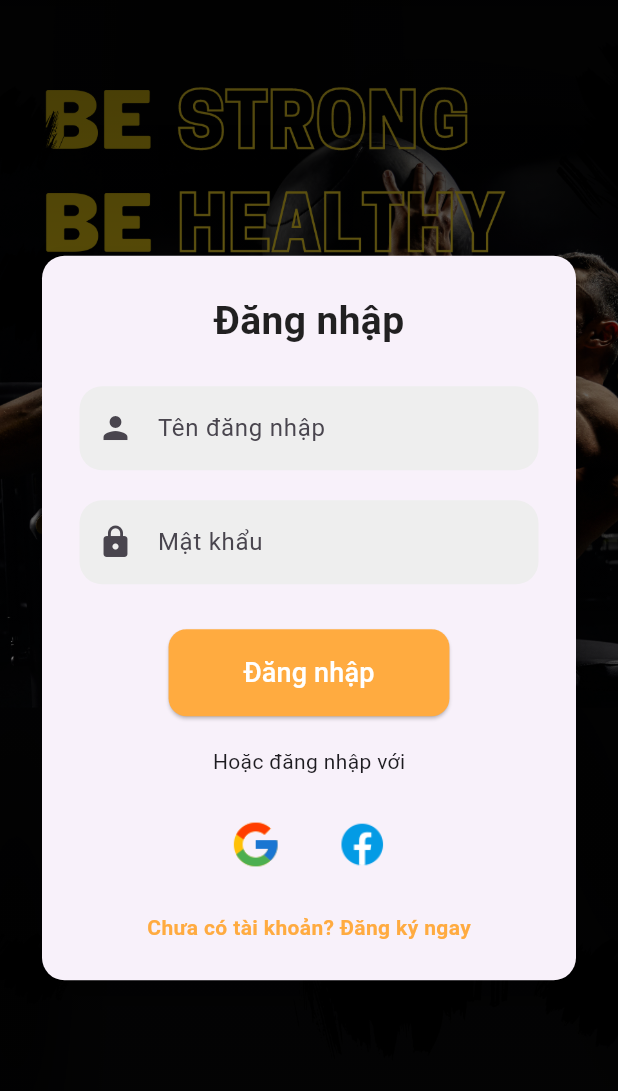
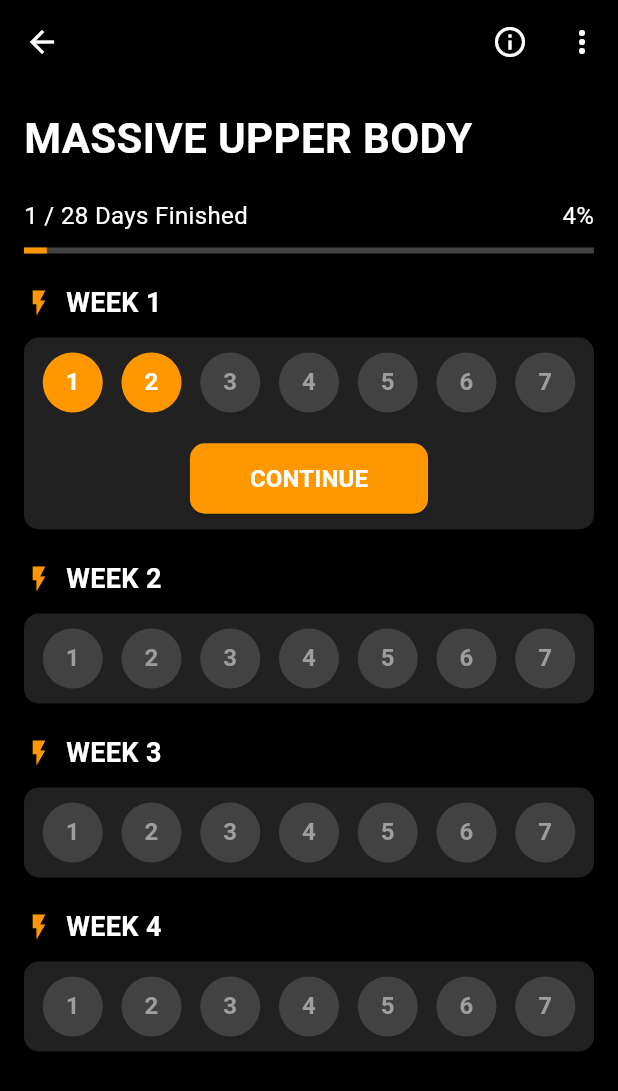
Before and after one commit to lebao0112/apptapgymtainha, a Flutter app: the screen it shows after launch, on a phone screen of 412 x 824 dp. Shown: the top 1091 px of the screen. Run offline on Flutter 3.47's test engine with Material 3 defaults, Android fonts, the phone set to English and light mode, and no system bars; our stand-ins replace image_picker.

Commit message:
thêm  workoutdetail_screen và trainingprogram_screen

```diff
--- a/lib/main.dart
+++ b/lib/main.dart
@@ -1,3 +1,5 @@
+import 'package:doan_tapgymtainha/screen/excercise_screen.dart';
+import 'package:doan_tapgymtainha/screen/trainingprogram_screen.dart';
 import 'package:flutter/material.dart';
 import 'package:doan_tapgymtainha/screen/login_screen.dart';
 import 'package:doan_tapgymtainha/screen/dashboard_screen.dart';
@@ -19,7 +21,7 @@ class MyApp extends StatelessWidget {
         colorScheme: ColorScheme.fromSeed(seedColor: Colors.deepPurple),
         useMaterial3: true,
       ),
-      home: const LoginScreen(),
+      home: const TrainingProgramScreen(),
     );
   }
 }
--- a/lib/screen/excercise_screen.dart
+++ b/lib/screen/excercise_screen.dart
@@ -185,6 +185,10 @@ class _ExercisesScreenState extends State<ExercisesScreen> {
         title: Text('CÁC BÀI TẬP', style: TextStyle(color: Colors.white)),
         centerTitle: true,
         backgroundColor: Colors.black,
+        leading: IconButton(
+          icon: Icon(Icons.arrow_back, color: Colors.white),
+          onPressed: () => Navigator.of(context).pop(),
+        ),
         actions: const [
           Padding(
             padding: const EdgeInsets.only(right: 16.0),
--- /dev/null
+++ b/lib/screen/trainingprogram_screen.dart
@@ -0,0 +1,159 @@
+import 'package:doan_tapgymtainha/screen/workoutdetail_screen.dart';
+import 'package:flutter/material.dart';
+
+class TrainingProgramScreen extends StatelessWidget {
+  const TrainingProgramScreen({Key? key}) : super(key: key);
+
+  @override
+  Widget build(BuildContext context) {
+    return Scaffold(
+      backgroundColor: Colors.black, // Màu nền chính của màn hình
+      appBar: AppBar(
+        backgroundColor: Colors.transparent,
+        elevation: 0,
+        leading: IconButton(
+          icon: Icon(Icons.arrow_back, color: Colors.white),
+          onPressed: () => Navigator.of(context).pop(),
+        ),
+        actions: [
+          IconButton(
+            icon: Icon(Icons.info_outline, color: Colors.white),
+            onPressed: () {},
+          ),
+          IconButton(
+            icon: Icon(Icons.more_vert, color: Colors.white),
+            onPressed: () {},
+          ),
+        ],
+      ),
+      body: SingleChildScrollView(
+        padding: const EdgeInsets.all(16.0),
+        child: Column(
+          crossAxisAlignment: CrossAxisAlignment.start,
+          children: [
+            // Tiêu đề và hình ảnh
+            Text(
+              'MASSIVE UPPER BODY',
+              style: TextStyle(
+                fontSize: 28,
+                fontWeight: FontWeight.bold,
+                color: Colors.white,
+              ),
+            ),
+            const SizedBox(height: 20),
+
+            // Thanh progress và tiến độ
+            Row(
+              mainAxisAlignment: MainAxisAlignment.spaceBetween,
+              children: [
+                Text(
+                  '1 / 28 Days Finished',
+                  style: TextStyle(color: Colors.white, fontSize: 16),
+                ),
+                Text(
+                  '4%',
+                  style: TextStyle(color: Colors.white, fontSize: 16),
+                ),
+
+              ],
+            ),
+            const SizedBox(height: 10),
+            LinearProgressIndicator(
+              value: 0.04, // Tỷ lệ tiến độ
+              backgroundColor: Colors.grey.shade800,
+              color: Colors.orange,
+            ),
+            const SizedBox(height: 20),
+
+            // Danh sách các tuần
+            _buildWeekProgress('WEEK 1', [true, true, false, false, false, false, false], context, showContinueButton: true),
+            _buildWeekProgress('WEEK 2', [false, false, false, false, false, false, false], context),
+            _buildWeekProgress('WEEK 3', [false, false, false, false, false, false, false], context),
+            _buildWeekProgress('WEEK 4', [false, false, false, false, false, false, false], context),
+          ],
+        ),
+      ),
+    );
+  }
+
+  Widget _buildWeekProgress(String weekTitle, List<bool> daysCompleted, BuildContext context, {bool showContinueButton = false}) {
+    return Column(
+      crossAxisAlignment: CrossAxisAlignment.start,
+      children: [
+        Row(
+          children: [
+            Icon(Icons.flash_on, color: Colors.orange, size: 20),
+            const SizedBox(width: 8),
+            Text(
+              weekTitle,
+              style: TextStyle(color: Colors.white, fontSize: 18, fontWeight: FontWeight.bold),
+            ),
+          ],
+        ),
+        const SizedBox(height: 10),
+        Container(
+          padding: EdgeInsets.symmetric(vertical: 10),
+          decoration: BoxDecoration(
+          color: Colors.grey.shade900,
+          borderRadius: BorderRadius.circular(10),
+        ),
+          child: Column(
+            children: [
+              Row(
+                mainAxisAlignment: MainAxisAlignment.spaceEvenly,
+                children: List.generate(daysCompleted.length, (index) {
+                  return _buildDayButton(index + 1, daysCompleted[index]);
+                }),
+              ),
+              if (showContinueButton) // Chỉ hiển thị nút "Continue" nếu đúng tuần
+                Padding(
+                  padding: const EdgeInsets.only(top: 10.0),
+                  child: Container(
+                    margin: const EdgeInsets.only(top: 10.0, left: 16.0, right: 16.0),
+                    child: ElevatedButton(
+                      onPressed: () {
+                        Navigator.push(
+                          context,
+                          MaterialPageRoute(builder: (context) => WorkoutDetailScreen()),
+                        );
+                      },
+
+                      style: ElevatedButton.styleFrom(
+                        backgroundColor: Colors.orange, // Sử dụng backgroundColor thay cho primary
+                        shape: RoundedRectangleBorder(
+                          borderRadius: BorderRadius.circular(10),
+                        ),
+                        padding: EdgeInsets.symmetric(horizontal: 40, vertical: 12),
+                      ),
+                      child: Text(
+                        'CONTINUE',
+                        style: TextStyle(
+                          color: Colors.white,
+                          fontWeight: FontWeight.bold,
+                          fontSize: 16,
+                        ),
+                      ),
+                    ),
+                  ),
+                ),
+            ],
+          ),
+        ),
+        const SizedBox(height: 20),
+      ],
+    );
+  }
+
+  Widget _buildDayButton(int dayNumber, bool isCompleted) {
+    return CircleAvatar(
+      backgroundColor: isCompleted ? Colors.orange : Colors.grey.shade800,
+      child: Text(
+        dayNumber.toString(),
+        style: TextStyle(
+          color: isCompleted ? Colors.white : Colors.grey,
+          fontWeight: FontWeight.bold,
+        ),
+      ),
+    );
+  }
+}
--- a/pubspec.yaml
+++ b/pubspec.yaml
@@ -64,6 +64,7 @@ flutter:
      - assets/AnhnenTapGym.png
      - assets/google.png
      - assets/facebook.png
+     - assets/exercises/
 
   # An image asset can refer to one or more resolution-specific "variants", see
   # https://flutter.dev/to/resolution-aware-images
```
Also changed, not shown: lib/screen/workoutdetail_screen.dart (added, +183 -0 lines), assets/exercises/ballslams.png (added), assets/exercises/battleropes.png (added), assets/exercises/benchdips.png (added), assets/exercises/benchpress_barbell.png (added), assets/exercises/benchpress_cable.png (added), assets/exercises/benchpress_dumbbell.png (added), assets/exercises/default.png (added).
